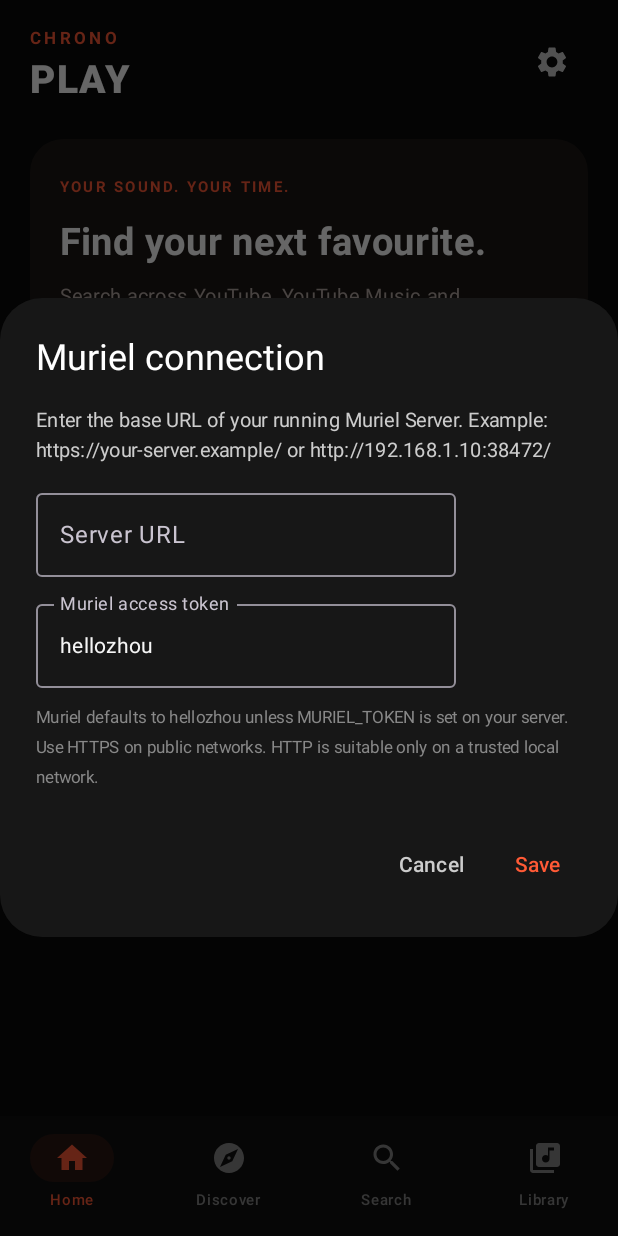
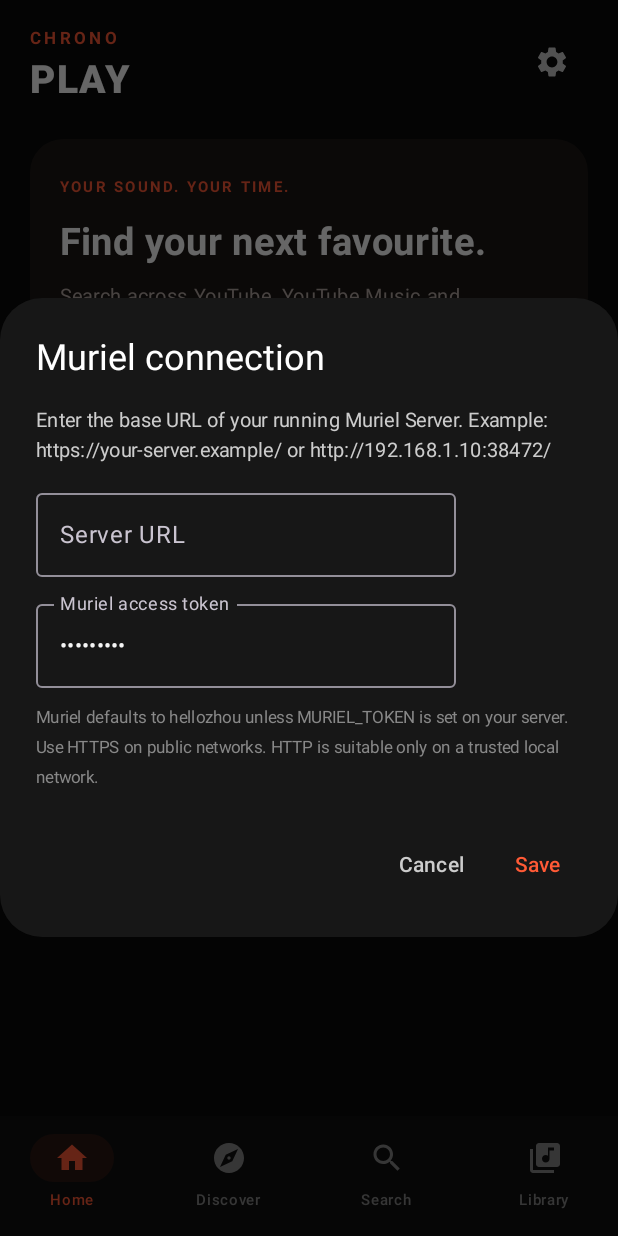
Before and after one commit to chrono200/Chrono-player, an Android app built with Jetpack Compose: the screen it shows after launch (MainActivity), after a tap on "Settings", on a phone screen of 412 x 824 dp. Run offline under Robolectric (Android 15) with nearby library versions, the phone set to English and light mode, and no system bars; pictures from the network do not load; 6 statements that could not run were skipped.

Commit message:
Mask the Muriel access token in app settings

```diff
--- a/app/src/main/java/com/chronodisrup/chronoplay/MainActivity.kt
+++ b/app/src/main/java/com/chronodisrup/chronoplay/MainActivity.kt
@@ -23,6 +23,7 @@ import androidx.compose.ui.Modifier
 import androidx.compose.ui.graphics.Color
 import androidx.compose.ui.text.font.FontWeight
 import androidx.compose.ui.text.input.KeyboardType
+import androidx.compose.ui.text.input.PasswordVisualTransformation
 import androidx.compose.ui.unit.dp
 import androidx.compose.ui.unit.sp
 import coil.compose.AsyncImage
@@ -218,7 +219,7 @@ private fun ChronoRoot(context: Context) {
                         placeholder = { Text("https://your-muriel-server/") }, keyboardOptions = KeyboardOptions(keyboardType = KeyboardType.Uri),
                         label = { Text("Server URL") })
                     OutlinedTextField(value = tokenDraft, onValueChange = { tokenDraft = it }, singleLine = true,
-                        label = { Text("Muriel access token") }, placeholder = { Text("hellozhou") })
+                        label = { Text("Muriel access token") }, placeholder = { Text("hellozhou") }, visualTransformation = PasswordVisualTransformation())
                     Text("Muriel defaults to hellozhou unless MURIEL_TOKEN is set on your server. Use HTTPS on public networks. HTTP is suitable only on a trusted local network.", color = Color.Gray, fontSize = 11.sp)
                 }
             },
```
